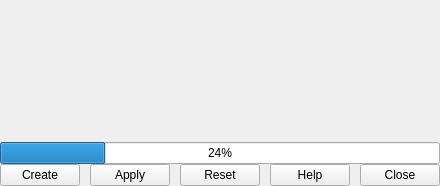
The window that python/mmSolver/ui/base.ui (david-cattermole/mayaMatchMoveSolver) describes before a commit, drawn with Qt 5.
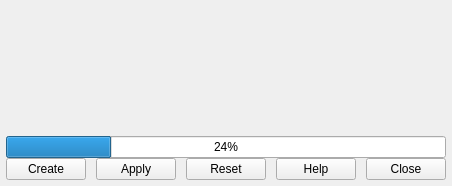
The same window after the commit.

Commit message: Add 6 pixels of space around UIs, especially at the bottom of the UI.

```diff
--- a/python/mmSolver/ui/base.ui
+++ b/python/mmSolver/ui/base.ui
@@ -22,16 +22,16 @@
      <number>0</number>
     </property>
     <property name="leftMargin">
-     <number>0</number>
+     <number>6</number>
     </property>
     <property name="topMargin">
-     <number>0</number>
+     <number>6</number>
     </property>
     <property name="rightMargin">
-     <number>0</number>
+     <number>6</number>
     </property>
     <property name="bottomMargin">
-     <number>0</number>
+     <number>6</number>
     </property>
     <item>
      <layout class="QVBoxLayout" name="verticalLayout">
```
